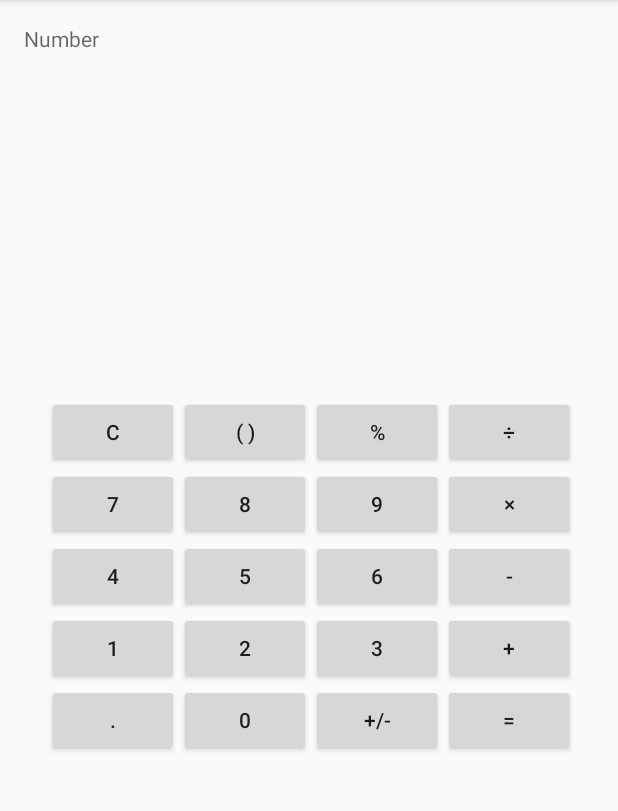
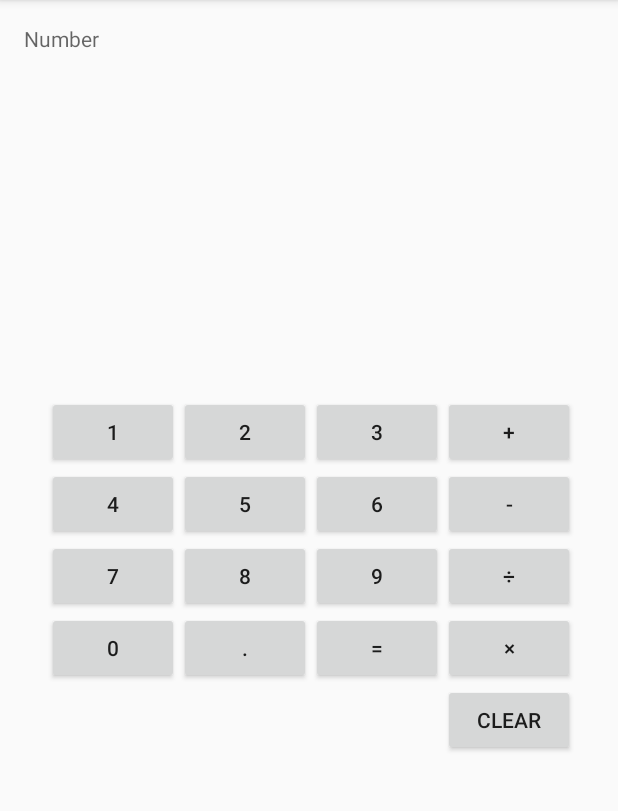
Before and after one commit to ariakh55/Uni_Projex, an Android app: the screen it shows after launch (MainActivity), on a phone screen of 412 x 824 dp, the part 84-895 px from its top. Run offline under Robolectric (Android 15) with nearby library versions, the phone set to English and light mode, and no system bars.

Commit message:
Android exercise

```diff
--- /dev/null
+++ b/Android/Calculator/app/src/main/java/com/example/calculator/Clac.kt
@@ -0,0 +1,26 @@
+package com.example.calculator
+
+import android.util.Log
+
+class Clac{
+    protected  var fnumber: String = ""
+    protected  var snumber: String = ""
+    protected  var res: Float = 0f
+    protected  var operation: String = ""
+
+    fun getNumber(n: Any){
+        Log.e("---Clac---","$n")
+    }
+
+    fun getOperat(op: String){
+        Log.e("---Clac---",op)
+    }
+
+    fun showRes(){
+        Log.e("---Clac---","Result")
+    }
+
+    fun clear(){
+        Log.e("---Clac---","Clear")
+    }
+}
--- a/Android/Calculator/app/src/main/java/com/example/calculator/MainActivity.kt
+++ b/Android/Calculator/app/src/main/java/com/example/calculator/MainActivity.kt
@@ -23,10 +23,7 @@ class MainActivity : AppCompatActivity(),View.OnClickListener {
     lateinit var btn8 : Button
     lateinit var btn9 : Button
     lateinit var btnDot : Button
-    lateinit var btnPlusMinus : Button
     lateinit var btnClear : Button
-    lateinit var btnPtn : Button
-    lateinit var btnPer : Button
     lateinit var btnDiv : Button
     lateinit var btnMult : Button
     lateinit var btnMinus : Button
@@ -34,6 +31,7 @@ class MainActivity : AppCompatActivity(),View.OnClickListener {
     lateinit var btnRes : Button
     lateinit var textRes : TextView
 
+    val calc = Clac()
 
     override fun onCreate(savedInstanceState: Bundle?) {
         super.onCreate(savedInstanceState)
@@ -54,10 +52,7 @@ class MainActivity : AppCompatActivity(),View.OnClickListener {
         btn8 = findViewById(R.id.btn8)
         btn9 = findViewById(R.id.btn9)
         btnDot = findViewById(R.id.btnDot)
-        btnPlusMinus = findViewById(R.id.btnPlusMinus)
         btnClear = findViewById(R.id.btnClear)
-        btnPtn = findViewById(R.id.btnPtn)
-        btnPer = findViewById(R.id.btnPercent)
         btnDiv = findViewById(R.id.btnDiv)
         btnRes = findViewById(R.id.btnRes)
         btnMult = findViewById(R.id.btnMult)
@@ -77,10 +72,7 @@ class MainActivity : AppCompatActivity(),View.OnClickListener {
         btn9.setOnClickListener(this)
         btnDot.setOnClickListener(this)
         btnRes.setOnClickListener(this)
-        btnPlusMinus.setOnClickListener(this)
         btnClear.setOnClickListener(this)
-        btnPtn.setOnClickListener(this)
-        btnPer.setOnClickListener(this)
         btnDiv.setOnClickListener(this)
         btnMult.setOnClickListener(this)
         btnPlus.setOnClickListener(this)
@@ -88,28 +80,24 @@ class MainActivity : AppCompatActivity(),View.OnClickListener {
     }
 
     override fun onClick(v: View?) {
-        /*when(v){
-            btn0->{}
-            btn1->{}
-            btn2->{}
-            btn3->{}
-            btn4->{}
-            btn5->{}
-            btn6->{}
-            btn7->{}
-            btn8->{}
-            btn9->{}
-            btnDot->{}
-            btnPlusMinus->{}
-            btnClear->{}
-            btnPtn->{}
-            btnPer->{}
-            btnDiv->{}
-            btnMinus->{}
-            btnPlus->{}
-            btnMult->{}
-            btnRes->{}
-        //Don't Pay Attention!! It is not completed yet
-        }*/
+        when(v){
+            btn0->calc.getNumber(0)
+            btn1->calc.getNumber(1)
+            btn2->calc.getNumber(2)
+            btn3->calc.getNumber(3)
+            btn4->calc.getNumber(4)
+            btn5->calc.getNumber(5)
+            btn6->calc.getNumber(6)
+            btn7->calc.getNumber(7)
+            btn8->calc.getNumber(8)
+            btn9->calc.getNumber(9)
+            btnDot->calc.getNumber(".")
+            btnClear->calc.clear()
+            btnDiv->calc.getOperat("/")
+            btnMinus->calc.getOperat("-")
+            btnPlus->calc.getOperat("+")
+            btnMult->calc.getOperat("*")
+            btnRes->calc.showRes()
+        }
     }
 }
--- a/Android/Calculator/app/src/main/res/layout/activity_main.xml
+++ b/Android/Calculator/app/src/main/res/layout/activity_main.xml
@@ -19,13 +19,18 @@
         android:paddingLeft="15dp">
         <LinearLayout
             android:layout_width="wrap_content"
-            android:layout_height="match_parent"
+            android:layout_height="wrap_content"
             android:orientation="vertical">
             <Button
                 android:layout_width="wrap_content"
                 android:layout_height="wrap_content"
-                android:text="C"
-                android:id="@+id/btnClear"/>
+                android:text="1"
+                android:id="@+id/btn1"/>
+            <Button
+                android:layout_width="wrap_content"
+                android:layout_height="wrap_content"
+                android:text="4"
+                android:id="@+id/btn4"/>
             <Button
                 android:layout_width="wrap_content"
                 android:layout_height="wrap_content"
@@ -34,13 +39,28 @@
             <Button
                 android:layout_width="wrap_content"
                 android:layout_height="wrap_content"
-                android:text="4"
-                android:id="@+id/btn4"/>
+                android:text="0"
+                android:id="@+id/btn0"/>
+        </LinearLayout>
+        <LinearLayout
+            android:layout_width="wrap_content"
+            android:layout_height="wrap_content"
+            android:orientation="vertical">
             <Button
                 android:layout_width="wrap_content"
                 android:layout_height="wrap_content"
-                android:text="1"
-                android:id="@+id/btn1"/>
+                android:text="2"
+                android:id="@+id/btn2"/>
+            <Button
+                android:layout_width="wrap_content"
+                android:layout_height="wrap_content"
+                android:text="5"
+                android:id="@+id/btn5"/>
+            <Button
+                android:layout_width="wrap_content"
+                android:layout_height="wrap_content"
+                android:text="8"
+                android:id="@+id/btn8"/>
             <Button
                 android:layout_width="wrap_content"
                 android:layout_height="wrap_content"
@@ -49,43 +69,18 @@
         </LinearLayout>
         <LinearLayout
             android:layout_width="wrap_content"
-            android:layout_height="match_parent"
+            android:layout_height="wrap_content"
             android:orientation="vertical">
             <Button
                 android:layout_width="wrap_content"
                 android:layout_height="wrap_content"
-                android:text="( )"
-                android:id="@+id/btnPtn"/>
+                android:text="3"
+                android:id="@+id/btn3"/>
             <Button
                 android:layout_width="wrap_content"
                 android:layout_height="wrap_content"
-                android:text="8"
-                android:id="@+id/btn8"/>
-            <Button
-                android:layout_width="wrap_content"
-                android:layout_height="wrap_content"
-                android:text="5"
-                android:id="@+id/btn5"/>
-            <Button
-                android:layout_width="wrap_content"
-                android:layout_height="wrap_content"
-                android:text="2"
-                android:id="@+id/btn2"/>
-            <Button
-                android:layout_width="wrap_content"
-                android:layout_height="wrap_content"
-                android:text="0"
-                android:id="@+id/btn0"/>
-        </LinearLayout>
-        <LinearLayout
-            android:layout_width="wrap_content"
-            android:layout_height="match_parent"
-            android:orientation="vertical">
-            <Button
-                android:layout_width="wrap_content"
-                android:layout_height="wrap_content"
-                android:text="%"
-                android:id="@+id/btnPercent"/>
+                android:text="6"
+                android:id="@+id/btn6"/>
             <Button
                 android:layout_width="wrap_content"
                 android:layout_height="wrap_content"
@@ -94,23 +89,23 @@
             <Button
                 android:layout_width="wrap_content"
                 android:layout_height="wrap_content"
-                android:text="6"
-                android:id="@+id/btn6"/>
+                android:text="="
+                android:id="@+id/btnRes"/>
+        </LinearLayout>
+        <LinearLayout
+            android:layout_width="wrap_content"
+            android:layout_height="wrap_content"
+            android:orientation="vertical">
             <Button
                 android:layout_width="wrap_content"
                 android:layout_height="wrap_content"
-                android:text="3"
-                android:id="@+id/btn3"/>
+                android:text="+"
+                android:id="@+id/btnPlus"/>
             <Button
                 android:layout_width="wrap_content"
                 android:layout_height="wrap_content"
-                android:text="+/-"
-                android:id="@+id/btnPlusMinus"/>
-        </LinearLayout>
-        <LinearLayout
-            android:layout_width="wrap_content"
-            android:layout_height="match_parent"
-            android:orientation="vertical">
+                android:text="-"
+                android:id="@+id/btnMinus"/>
             <Button
                 android:layout_width="wrap_content"
                 android:layout_height="wrap_content"
@@ -124,18 +119,8 @@
             <Button
                 android:layout_width="wrap_content"
                 android:layout_height="wrap_content"
-                android:text="-"
-                android:id="@+id/btnMinus"/>
-            <Button
-                android:layout_width="wrap_content"
-                android:layout_height="wrap_content"
-                android:text="+"
-                android:id="@+id/btnPlus"/>
-            <Button
-                android:layout_width="wrap_content"
-                android:layout_height="wrap_content"
-                android:text="="
-                android:id="@+id/btnRes"/>
+                android:text="CLEAR"
+                android:id="@+id/btnClear"/>
         </LinearLayout>
     </LinearLayout>
 </RelativeLayout>
```
